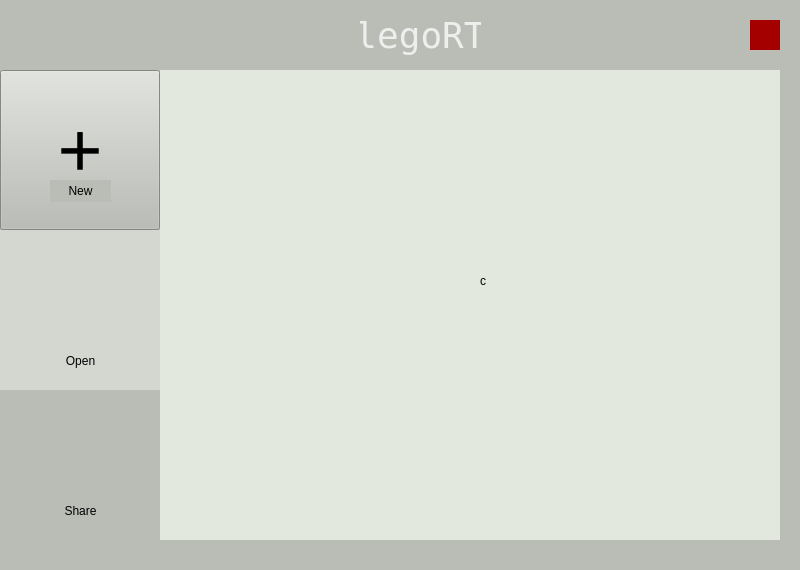
Old version of the form client/homewindow.ui in the repository nopesir/pds-project.
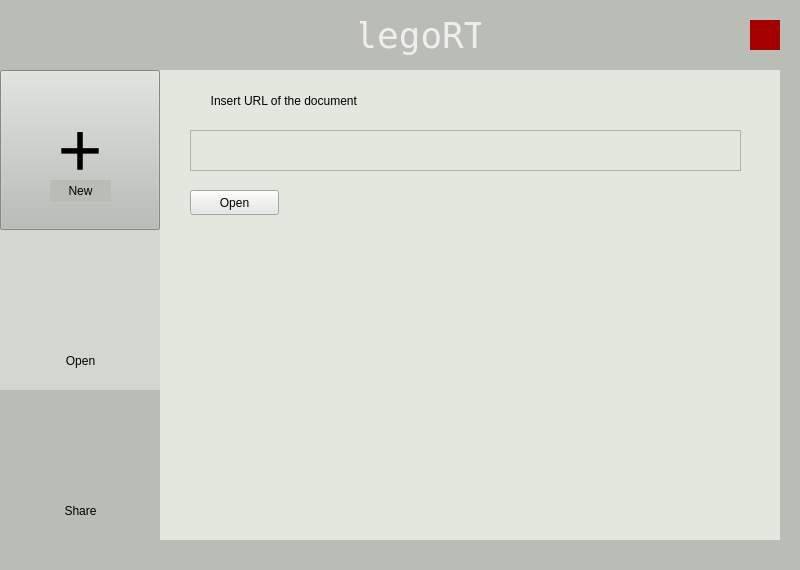
New version of the form. The open tabs and pages were chosen to show the change. Icons and pictures are not drawn.

```diff
--- a/client/homewindow.ui
+++ b/client/homewindow.ui
@@ -101,14 +101,40 @@
       <widget class="QLabel" name="label_3">
        <property name="geometry">
         <rect>
-         <x>320</x>
-         <y>200</y>
-         <width>67</width>
+         <x>30</x>
+         <y>20</y>
+         <width>191</width>
          <height>22</height>
         </rect>
        </property>
        <property name="text">
-        <string>c</string>
+        <string>Insert URL of the document </string>
+       </property>
+       <property name="alignment">
+        <set>Qt::AlignCenter</set>
+       </property>
+      </widget>
+      <widget class="QTextEdit" name="urlTextEdit">
+       <property name="geometry">
+        <rect>
+         <x>30</x>
+         <y>60</y>
+         <width>551</width>
+         <height>41</height>
+        </rect>
+       </property>
+      </widget>
+      <widget class="QPushButton" name="openUrlButton">
+       <property name="geometry">
+        <rect>
+         <x>30</x>
+         <y>120</y>
+         <width>89</width>
+         <height>25</height>
+        </rect>
+       </property>
+       <property name="text">
+        <string>Open</string>
        </property>
       </widget>
      </widget>
```
